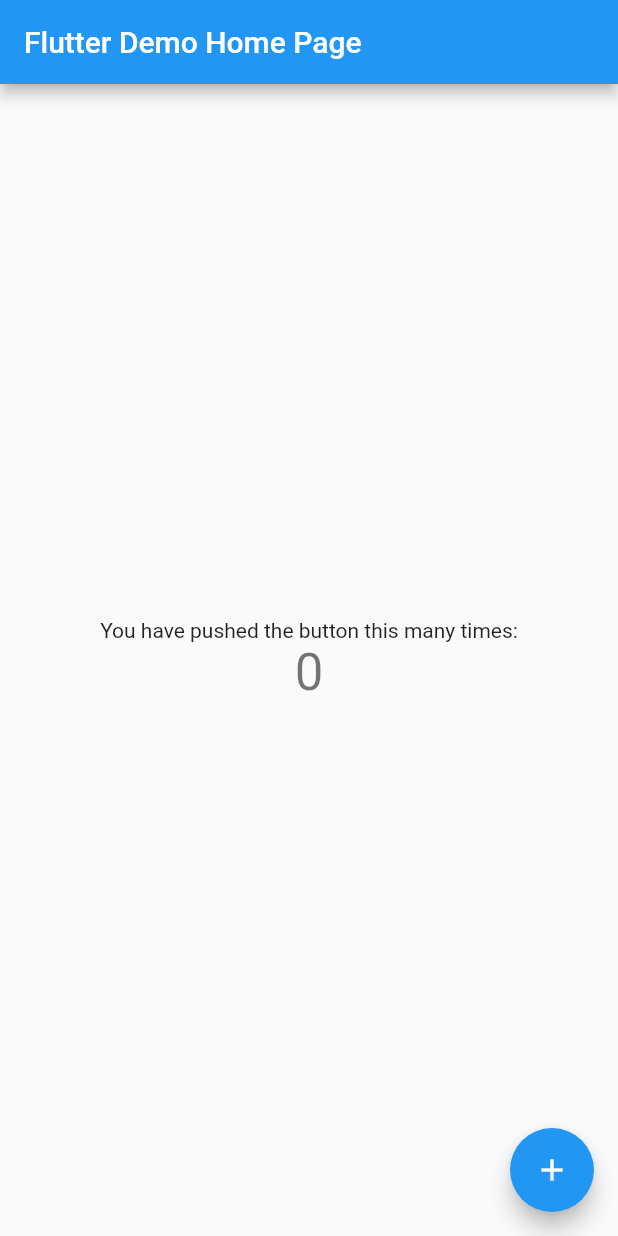
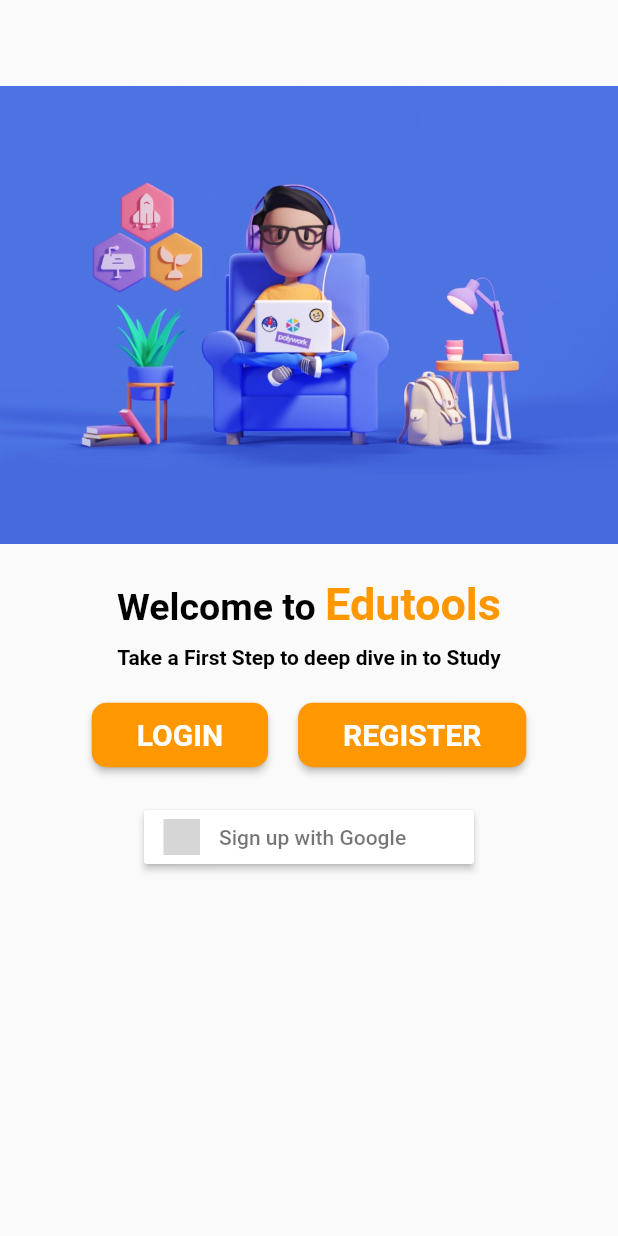
Before and after one commit to Aman-1603/edu_tools, a Flutter app: the screen it shows after launch, on a phone screen of 412 x 824 dp. Run offline on Flutter 3.47's test engine with Material 2 defaults, Android fonts, the phone set to English and light mode, and no system bars; our stand-ins replace flutter_signin_button; grey boxes are pictures that could not be loaded.

Commit message:
Start page has implemented.....

```diff
--- /dev/null
+++ b/lib/Start_Screen.dart
@@ -0,0 +1,101 @@
+import 'package:flutter/material.dart';
+import 'package:flutter_signin_button/flutter_signin_button.dart';
+
+class Start_Screen extends StatefulWidget {
+  const Start_Screen({Key? key}) : super(key: key);
+
+  @override
+  State<Start_Screen> createState() => _Start_ScreenState();
+}
+
+class _Start_ScreenState extends State<Start_Screen> {
+  @override
+  Widget build(BuildContext context) {
+    return Scaffold(
+      body: Container(
+        child: Column(
+          children: <Widget>[
+
+            //we use sizebox for top spacing
+
+            SizedBox(height: 35.0),
+            Container(
+              height: 350,
+              //now importing the image
+
+              child: Image(image: AssetImage("images/home_login_signup.png"),
+              fit: BoxFit.contain,
+              ),
+            ),
+
+            RichText(
+                text: TextSpan(
+                    text: 'Welcome to ', style: TextStyle(fontSize: 25.0,fontWeight: FontWeight.bold,
+                    color: Colors.black),
+                    children: <TextSpan>[
+                   TextSpan(
+                     text: 'Edutools',style: TextStyle(fontSize: 30,fontWeight: FontWeight.bold,color: Colors.orange)
+                   )
+                 ]
+             )
+            ),
+
+            //that is space difference between both text
+            SizedBox(height: 10.0),
+
+            Text('Take a First Step to deep dive in to Study', style: TextStyle(color: Colors.black,fontWeight: FontWeight.bold),),
+
+            SizedBox(height: 20.0),
+
+            Row( mainAxisAlignment: MainAxisAlignment.center,
+              children: <Widget>[
+                RaisedButton(
+                  padding: EdgeInsets.only(left: 30.0,right: 30.0,top: 10.0,bottom: 10.0),
+                  onPressed: (){},
+                child: Text('LOGIN',style: TextStyle(fontSize: 20,fontWeight: FontWeight.bold,color: Colors.white,),
+
+                ),
+                  shape: RoundedRectangleBorder(
+                    borderRadius: BorderRadius.circular(10.0),
+                  ),
+                  color: Colors.orange,
+                ),
+
+
+                SizedBox(width: 20.0),
+
+                //another button named Register Button
+                //Register Button
+
+                RaisedButton(
+                  padding: EdgeInsets.only(left: 30.0,right: 30.0,top: 10.0,bottom: 10.0),
+                  onPressed: (){},
+                  child: Text('REGISTER',style: TextStyle(fontSize: 20,fontWeight: FontWeight.bold,color: Colors.white,),
+
+                  ),
+                  shape: RoundedRectangleBorder(
+                    borderRadius: BorderRadius.circular(10.0),
+                  ),
+                  color: Colors.orange,
+                ),
+
+              ],
+            ),
+
+            SizedBox(height: 20.0),
+
+            //Adding Google Signing Button in Column
+
+            SignInButton(
+              Buttons.Google,
+              text: "Sign up with Google",
+              onPressed: () {},
+            )
+
+
+          ],
+        ),
+      ),
+    );
+  }
+}
--- a/lib/main.dart
+++ b/lib/main.dart
@@ -1,4 +1,6 @@
+import 'package:edu_tools/Start_Screen.dart';
 import 'package:flutter/material.dart';
+import 'Start_Screen.dart';
 
 void main() {
   runApp(const MyApp());
@@ -24,7 +26,9 @@ class MyApp extends StatelessWidget {
         // is not restarted.
         primarySwatch: Colors.blue,
       ),
-      home: const MyHomePage(title: 'Flutter Demo Home Page'),
+
+      debugShowCheckedModeBanner: false,
+      home: Start_Screen(),
     );
   }
 }
--- a/pubspec.yaml
+++ b/pubspec.yaml
@@ -34,6 +34,7 @@ dependencies:
   # The following adds the Cupertino Icons font to your application.
   # Use with the CupertinoIcons class for iOS style icons.
   cupertino_icons: ^1.0.2
+  flutter_signin_button: ^2.0.0
 
 dev_dependencies:
   flutter_test:
@@ -58,8 +59,8 @@ flutter:
   uses-material-design: true
 
   # To add assets to your application, add an assets section, like this:
-  # assets:
-  #   - images/a_dot_burr.jpeg
+  assets:
+     - images/home_login_signup.png
   #   - images/a_dot_ham.jpeg
 
   # An image asset can refer to one or more resolution-specific "variants", see
```
Also changed, not shown: images/1-removebg-preview.png (added), images/1.jpg (added), images/2.jpg (added), images/b8eaf17dcdc71b1da589c3b737185da0.webp (added), images/home_login_signup.png (added), images/image_processing20200614-9323-135jkr3.png (added), images/image_processing20210709-18760-j7zs0r.png (added), pubspec.lock, 3 other files.
